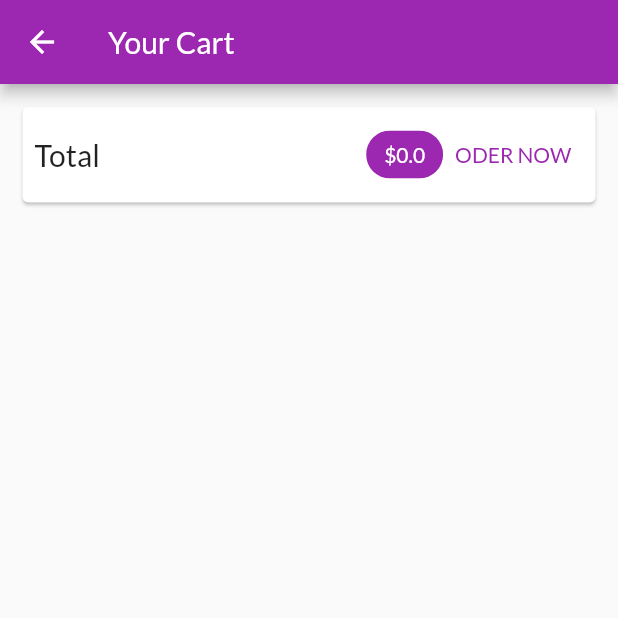
After one commit to nguyenhoanganh1808/shop-app, a Flutter app: the CartScreen screen opened by its route, on a phone screen of 412 x 824 dp, the top half of it. The commit adds this screen. Run offline on Flutter 3.47's test engine with Material 2 defaults, Android fonts, the phone set to English and light mode, and no system bars; network calls fail.

Commit message:
add cart screen

```diff
--- a/lib/main.dart
+++ b/lib/main.dart
@@ -3,6 +3,7 @@ import 'package:provider/provider.dart';
 
 import './screens/products_overview_screen.dart';
 import './screens/product_detail_screen.dart';
+import './screens/cart_screen.dart';
 import './providers/products.dart';
 import './providers/cart.dart';
 
@@ -31,6 +32,7 @@ class MyApp extends StatelessWidget {
           home: ProductsOverviewScreen(),
           routes: {
             ProductDetailScreen.routeName: (ctx) => ProductDetailScreen(),
+            CartScreen.routeName: (ctx) => CartScreen(),
           }),
     );
   }
--- a/lib/providers/cart.dart
+++ b/lib/providers/cart.dart
@@ -23,6 +23,14 @@ class Cart with ChangeNotifier {
 
   int get itemCount {
     return _items.length;
+  }
+
+  double get totalAmount {
+    var total = 0.0;
+    items.forEach((key, cartItem) {
+      total += cartItem.price * cartItem.quantity;
+    });
+    return total;
   }
 
   void addItem(
--- /dev/null
+++ b/lib/screens/cart_screen.dart
@@ -0,0 +1,49 @@
+import 'package:flutter/material.dart';
+import 'package:provider/provider.dart';
+
+import '../providers/cart.dart';
+
+class CartScreen extends StatelessWidget {
+  static const routeName = '/cart';
+  @override
+  Widget build(BuildContext context) {
+    final cart = Provider.of<Cart>(context);
+    return Scaffold(
+        appBar: AppBar(
+          title: Text('Your Cart'),
+        ),
+        body: Column(
+          children: [
+            Card(
+              margin: EdgeInsets.all(15),
+              child: Padding(
+                padding: const EdgeInsets.all(8),
+                child: Row(
+                  mainAxisAlignment: MainAxisAlignment.spaceBetween,
+                  children: [
+                    Text(
+                      'Total',
+                      style: TextStyle(fontSize: 20),
+                    ),
+                    Spacer(),
+                    Chip(
+                      label: Text('\$${cart.totalAmount}',
+                          style: TextStyle(
+                              color: Theme.of(context)
+                                  .primaryTextTheme
+                                  .titleLarge
+                                  .color)),
+                      backgroundColor: Theme.of(context).primaryColor,
+                    ),
+                    TextButton(
+                      child: Text('ODER NOW'),
+                      onPressed: () {},
+                    )
+                  ],
+                ),
+              ),
+            )
+          ],
+        ));
+  }
+}
--- a/lib/screens/product_detail_screen.dart
+++ b/lib/screens/product_detail_screen.dart
@@ -16,7 +16,7 @@ class ProductDetailScreen extends StatelessWidget {
         ModalRoute.of(context).settings.arguments as String; // is the id!
     final loadedProduct = Provider.of<Products>(
       context,
-      listen: true,
+      listen: false,
     ).findById(productId);
     return Scaffold(
       appBar: AppBar(
--- a/lib/screens/products_overview_screen.dart
+++ b/lib/screens/products_overview_screen.dart
@@ -1,4 +1,5 @@
 import 'package:flutter/material.dart';
+import 'package:flutter_complete_guide/screens/cart_screen.dart';
 import 'package:provider/provider.dart';
 
 import '../widgets/products_grid.dart';
@@ -57,7 +58,9 @@ class _ProductsOverviewScreenState extends State<ProductsOverviewScreen> {
               icon: Icon(
                 Icons.shopping_cart,
               ),
-              onPressed: () {},
+              onPressed: () {
+                Navigator.of(context).pushNamed(CartScreen.routeName);
+              },
             ),
           ),
         ],
```
Lines whose indentation alone changed are shown as unchanged.
